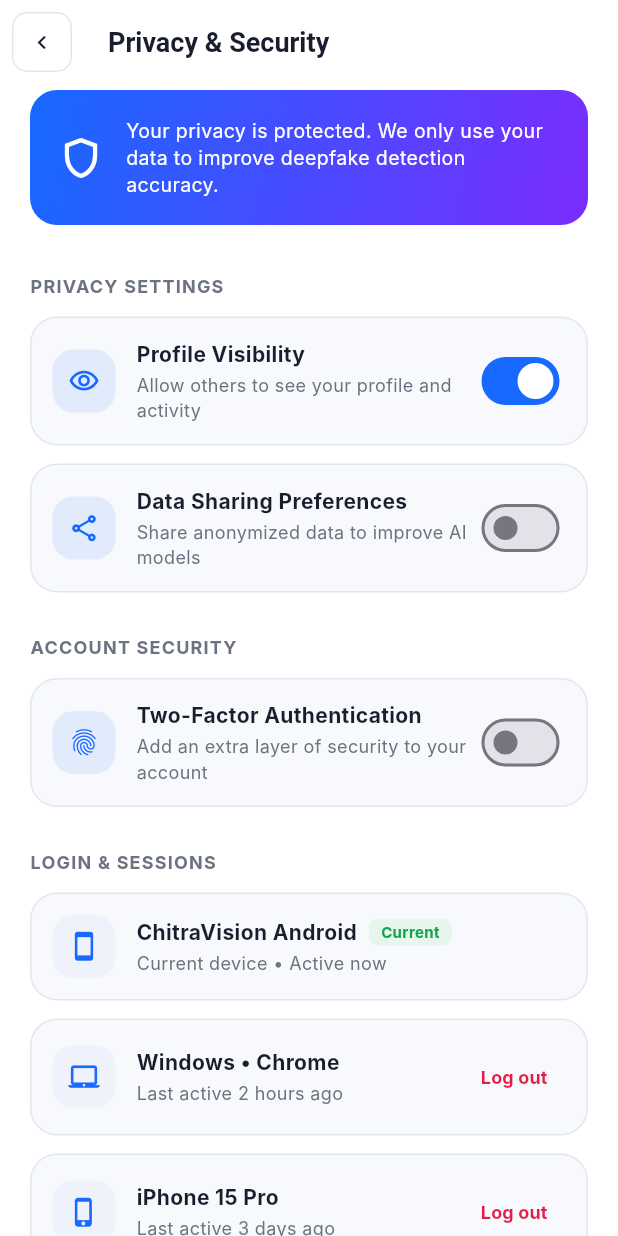
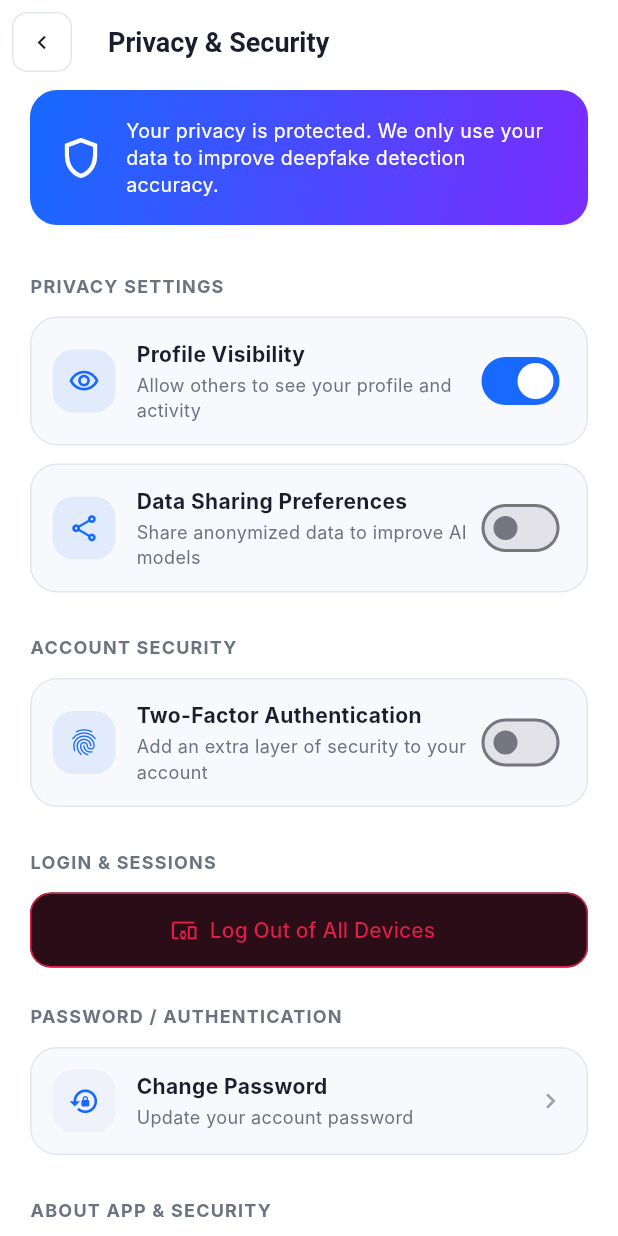
Before and after one commit to Ayush5112006/ai-image-detector, a Flutter app: the PrivacyScreen screen opened by its route, on a phone screen of 412 x 824 dp. Run offline on Flutter 3.47's test engine with Material 3 defaults, Android fonts, the phone set to English and light mode, and no system bars; our stand-ins replace file_picker, firebase_auth, firebase_core, flutter_dotenv, google_sign_in, shared_preferences; accounts and stored records are empty; Roboto replaces fonts that are missing (Inter).

Commit message:
feat: logout-all session rotation and permanent account deletion; wire privacy screen

```diff
--- a/lib/screens/privacy_screen.dart
+++ b/lib/screens/privacy_screen.dart
@@ -18,27 +18,6 @@ class _PrivacyScreenState extends State<PrivacyScreen> {
   bool _profileVisible = true;
   bool _dataSharing = false;
   bool _twoFactor = false;
-
-  final List<Map<String, dynamic>> _sessions = [
-    {
-      'device': 'ChitraVision Android',
-      'detail': 'Current device • Active now',
-      'icon': Icons.smartphone,
-      'current': true,
-    },
-    {
-      'device': 'Windows • Chrome',
-      'detail': 'Last active 2 hours ago',
-      'icon': Icons.laptop_mac,
-      'current': false,
-    },
-    {
-      'device': 'iPhone 15 Pro',
-      'detail': 'Last active 3 days ago',
-      'icon': Icons.phone_iphone,
-      'current': false,
-    },
-  ];
 
   @override
   void initState() {
@@ -288,19 +267,6 @@ class _PrivacyScreenState extends State<PrivacyScreen> {
     }
   }
 
-  Future<void> _logoutSession(int index) async {
-    final session = _sessions[index];
-    final ok = await _confirm(
-      'Log out of this device?',
-      'You will be signed out of "${session['device']}". You can sign back in anytime.',
-      confirmLabel: 'Log Out',
-      destructive: true,
-    );
-    if (!ok || !mounted) return;
-    setState(() => _sessions.removeAt(index));
-    _showSnack('Logged out of ${session['device']}');
-  }
-
   Future<void> _logoutAllDevices() async {
     final ok = await _confirm(
       'Log out of all devices?',
@@ -309,10 +275,17 @@ class _PrivacyScreenState extends State<PrivacyScreen> {
       destructive: true,
     );
     if (!ok || !mounted) return;
-    setState(() {
-      _sessions.removeWhere((s) => !(s['current'] as bool));
-    });
-    _showSnack('Logged out of all other devices');
+    try {
+      await ApiService.logoutOtherDevices();
+      if (!mounted) return;
+      _showSnack('Logged out of all other devices');
+    } on ApiException catch (e) {
+      if (!mounted) return;
+      _showSnack(e.message, isSuccess: false);
+    } catch (e) {
+      if (!mounted) return;
+      _showSnack('Could not sign out other devices. Please try again.', isSuccess: false);
+    }
   }
 
   Future<void> _deleteAccount() async {
@@ -323,7 +296,17 @@ class _PrivacyScreenState extends State<PrivacyScreen> {
       destructive: true,
     );
     if (!ok || !mounted) return;
-    _showSnack('Account deletion request submitted');
+    try {
+      await ApiService.deleteAccount();
+      if (!mounted) return;
+      Navigator.pushReplacementNamed(context, '/login');
+    } on ApiException catch (e) {
+      if (!mounted) return;
+      _showSnack(e.message, isSuccess: false);
+    } catch (e) {
+      if (!mounted) return;
+      _showSnack('Could not delete the account. Please try again.', isSuccess: false);
+    }
   }
 
   Widget _sectionHeader(String text) {
@@ -517,98 +500,6 @@ class _PrivacyScreenState extends State<PrivacyScreen> {
               ),
 
               _sectionHeader('Login & Sessions'),
-              ..._sessions.asMap().entries.map((entry) {
-                final index = entry.key;
-                final session = entry.value;
-                final bool isCurrent = session['current'] as bool;
-                return Padding(
-                  padding: const EdgeInsets.only(bottom: 12),
-                  child: AppCard(
-                    padding: const EdgeInsets.all(14),
-                    child: Row(
-                      children: [
-                        Container(
-                          width: 42,
-                          height: 42,
-                          decoration: BoxDecoration(
-                            color: AppColors.surfaceAlt,
-                            borderRadius: BorderRadius.circular(AppRadius.md),
-                          ),
-                          child: Icon(
-                            session['icon'] as IconData,
-                            color: AppColors.primary,
-                            size: 21,
-                          ),
-                        ),
-                        const SizedBox(width: 14),
-                        Expanded(
-                          child: Column(
-                            crossAxisAlignment: CrossAxisAlignment.start,
-                            children: [
-                              Row(
-                                children: [
-                                  Flexible(
-                                    child: Text(
-                                      session['device'] as String,
-                                      overflow: TextOverflow.ellipsis,
-                                      style: const TextStyle(
-                                        fontSize: 14,
-                                        fontWeight: FontWeight.bold,
-                                        color: AppColors.textPrimary,
-                                      ),
-                                    ),
-                                  ),
-                                  if (isCurrent) ...[
-                                    const SizedBox(width: 8),
-                                    Container(
-                                      padding: const EdgeInsets.symmetric(
-                                        horizontal: 8,
-                                        vertical: 2,
-                                      ),
-                                      decoration: BoxDecoration(
-                                        color: AppColors.successBg,
-                                        borderRadius: BorderRadius.circular(6),
-                                      ),
-                                      child: const Text(
-                                        'Current',
-                                        style: TextStyle(
-                                          fontSize: 10,
-                                          fontWeight: FontWeight.bold,
-                                          color: AppColors.success,
-                                        ),
-                                      ),
-                                    ),
-                                  ],
-                                ],
-                              ),
-                              const SizedBox(height: 2),
-                              Text(
-                                session['detail'] as String,
-                                style: const TextStyle(
-                                  fontSize: 12,
-                                  color: AppColors.textSecondary,
-                                ),
-                              ),
-                            ],
-                          ),
-                        ),
-                        if (!isCurrent)
-                          TextButton(
-                            onPressed: () => _logoutSession(index),
-                            child: const Text(
-                              'Log out',
-                              style: TextStyle(
-                                fontSize: 12,
-                                fontWeight: FontWeight.bold,
-                                color: AppColors.danger,
-                              ),
-                            ),
-                          ),
-                      ],
-                    ),
-                  ),
-                );
-              }),
               AppSecondaryButton(
                 label: 'Log Out of All Devices',
                 icon: Icons.devices_other,
```
Also changed, not shown: lib/services/api_service.dart (+15 -0 lines), 5 other files.
